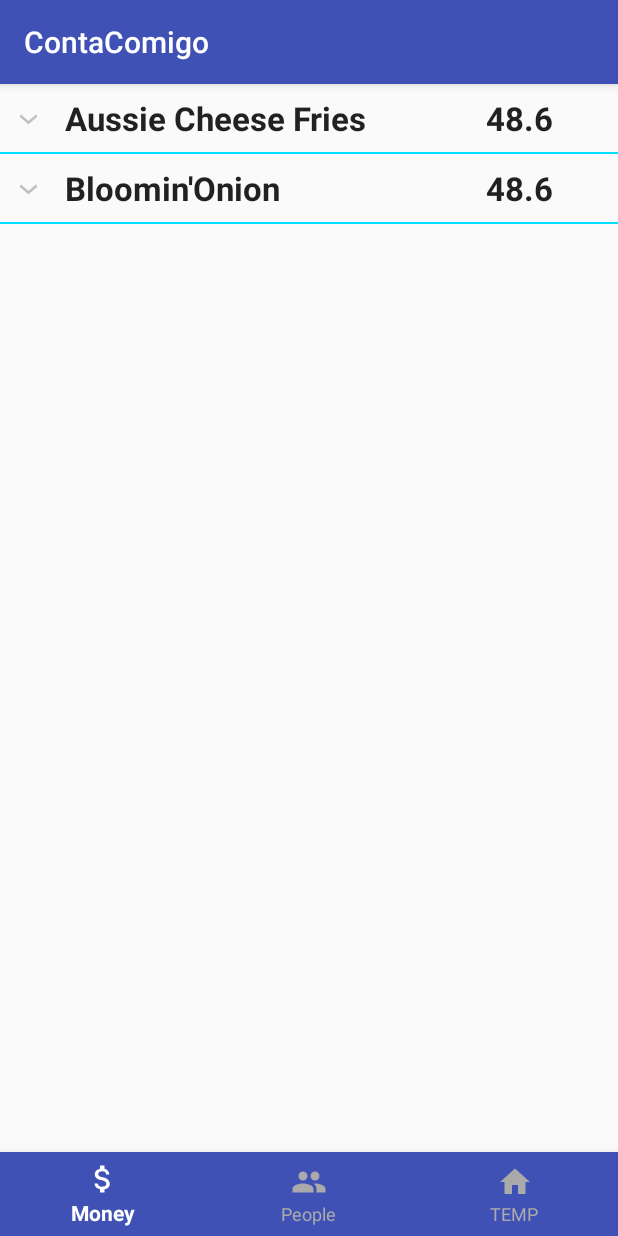
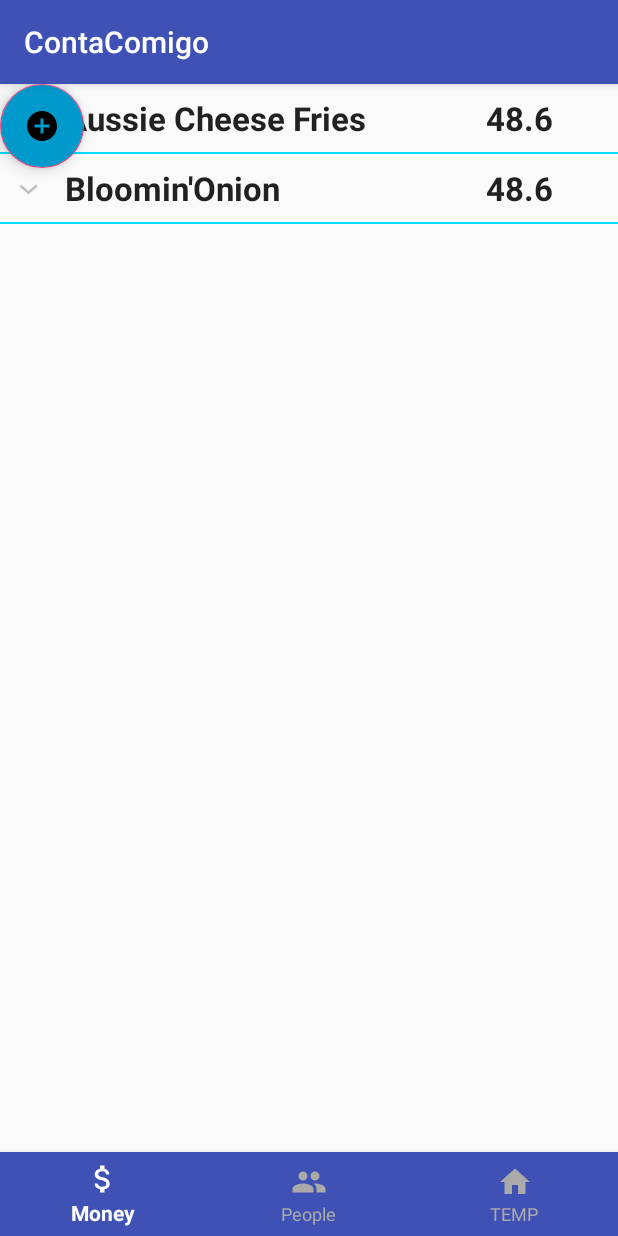
Before and after one commit to DevMobUFRJ/ContaComigo, an Android app: the screen it shows after launch (ItemsActivity), on a phone screen of 412 x 824 dp. Run offline under Robolectric (Android 15) with nearby library versions, the phone set to English and light mode, and no system bars.

Commit message:
Added Add button

```diff
--- /dev/null
+++ b/app/src/main/res/drawable/ic_add_button_circle.xml
@@ -0,0 +1,13 @@
+<?xml version="1.0" encoding="utf-8"?>
+<vector xmlns:android="http://schemas.android.com/apk/res/android"
+    android:width="24dp"
+    android:height="24dp"
+    android:viewportWidth="24"
+    android:viewportHeight="24">
+
+    <path
+        android:pathData="M0 0h24v24H0z" />
+    <path
+        android:fillColor="#000000"
+        android:pathData="M12 2C6.48 2 2 6.48 2 12s4.48 10 10 10 10-4.48 10-10S17.52 2 12 2zm5 11h-4v4h-2v-4H7v-2h4V7h2v4h4v2z" />
+</vector>
--- a/app/src/main/res/layout/activity_main.xml
+++ b/app/src/main/res/layout/activity_main.xml
@@ -5,6 +5,14 @@
     android:layout_width="match_parent"
     android:layout_height="match_parent">
 
+    <android.support.design.widget.FloatingActionButton
+        android:layout_width="wrap_content"
+        android:layout_height="wrap_content"
+        android:id="@+id/addFAB"
+        android:src="@drawable/ic_add_button_circle"
+        android:backgroundTint="@color/darkblue"
+
+        />
     <android.support.design.widget.BottomNavigationView
         android:id="@+id/bottom_navigation"
         android:layout_width="match_parent"
```
